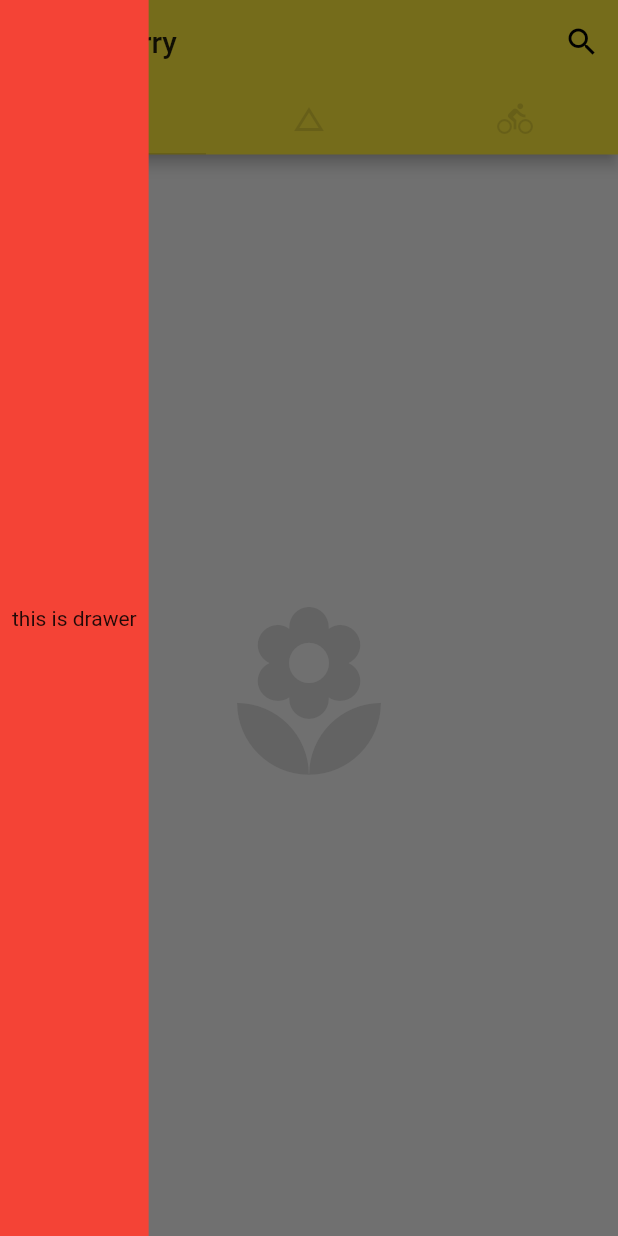
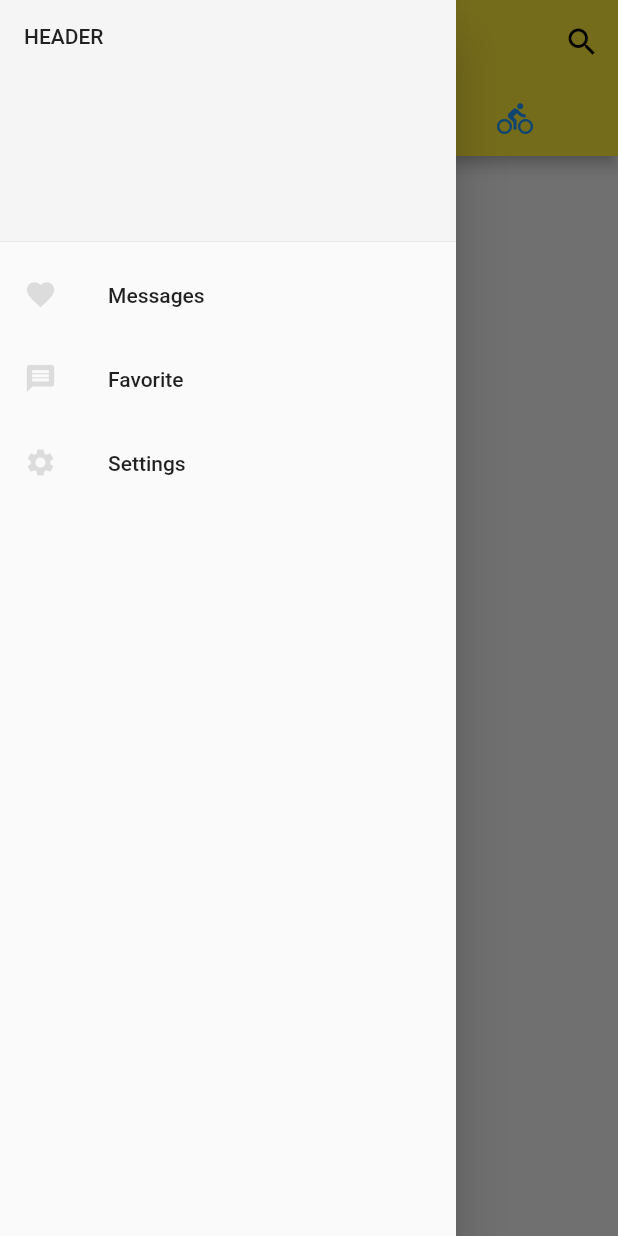
Before and after one commit to Victory886/flutter_test01, a Flutter app: the screen it shows after launch, with the side drawer open, on a phone screen of 412 x 824 dp. Run offline on Flutter 3.47's test engine with Material 2 defaults, Android fonts, the phone set to English and light mode, and no system bars.

Commit message:
抽屉页面添加listview。

```diff
--- /dev/null
+++ b/lib/demo/drawer_headerview.dart
@@ -0,0 +1,42 @@
+import 'package:flutter/material.dart';
+
+class DrawerDemo extends StatelessWidget {
+  @override
+  Widget build(BuildContext context) {
+    return Drawer(
+      child: ListView(
+        padding: EdgeInsets.zero,
+        children: <Widget>[
+          DrawerHeader(
+            child: Text('header'.toUpperCase()),
+            decoration: BoxDecoration(color: Colors.grey[100]),
+          ),
+          ListTile(
+            title: Text("Messages", textAlign: TextAlign.left),
+            leading: Icon(
+              Icons.favorite,
+              color: Colors.black12,
+              size: 22.0,
+            ),
+          ),
+          ListTile(
+            title: Text("Favorite", textAlign: TextAlign.left),
+            leading: Icon(
+              Icons.message,
+              color: Colors.black12,
+              size: 22.0,
+            ),
+          ),
+          ListTile(
+            title: Text("Settings", textAlign: TextAlign.left),
+            leading: Icon(
+              Icons.settings,
+              color: Colors.black12,
+              size: 22.0,
+            ),
+          ),
+        ],
+      ),
+    );
+  }
+}
--- a/lib/main.dart
+++ b/lib/main.dart
@@ -1,4 +1,5 @@
 import 'package:flutter/material.dart';
+import 'demo/drawer_headerview.dart';
 // import 'model/post.dart';
 // import 'demo/bottom_navigation_bar_demo.dart';
 // import './demo/listView_demo.dart';
@@ -30,18 +31,13 @@ class Home extends StatelessWidget {
       child: Scaffold(
           backgroundColor: Colors.grey[100],
           appBar: AppBar(
-          title: Text("Terry"),
+            title: Text("Hello Terry"),
             actions: <Widget>[
               IconButton(
                 icon: Icon(Icons.search),
                 tooltip: 'Navigration',
                 onPressed: () => debugPrint('search button is pressed.'),
               ),
-            // IconButton(
-            //   icon: Icon(Icons.more_horiz),
-            //   tooltip: 'Navigration',
-            //   onPressed: () => debugPrint('Navigration button is pressed.'),
-            // ),
             ],
             leading: IconButton(
               icon: Icon(Icons.menu),
@@ -49,9 +45,9 @@ class Home extends StatelessWidget {
               onPressed: () => debugPrint('Navigration button is pressed.'),
             ),
             bottom: TabBar(
-            unselectedLabelColor: Colors.black12,
-            indicatorColor: Colors.black12,
-            indicatorWeight: 1.0,
+              unselectedLabelColor: Colors.blue,
+              indicatorColor: Colors.red,
+              indicatorWeight: 2.0,
               tabs: <Widget>[
                 Tab(icon: Icon(Icons.local_florist)),
                 Tab(icon: Icon(Icons.change_history)),
@@ -59,7 +55,6 @@ class Home extends StatelessWidget {
               ],
             ),
           ),
-
           body: TabBarView(
             children: <Widget>[
               Icon(Icons.local_florist, size: 128.0, color: Colors.black12),
@@ -67,17 +62,7 @@ class Home extends StatelessWidget {
               Icon(Icons.directions_bike, size: 128.0, color: Colors.black12),
             ],
           ),
-        drawer: Container(
-          color: Colors.red,
-          padding: EdgeInsets.all(8.0),
-          child: Column(
-            mainAxisAlignment: MainAxisAlignment.center,
-            children: <Widget>[
-              Text('this is drawer')
-            ],
-          ),
-        ),
-      ),
+          drawer: DrawerDemo()),
     );
   }
 }
```
Also changed, not shown: 1 other file. Lines whose indentation alone changed are shown as unchanged.
